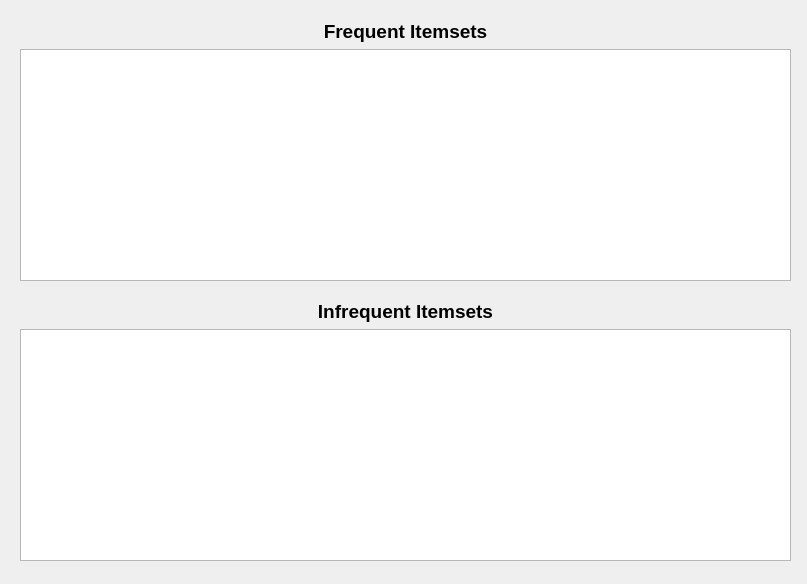
This is Task5/UI/FlawDetectorUI/itemsetdialog.ui in zhuohaoyu/TuringAdvancedProgramming19B as Qt 5 draws it before an edit. The edited form follows.
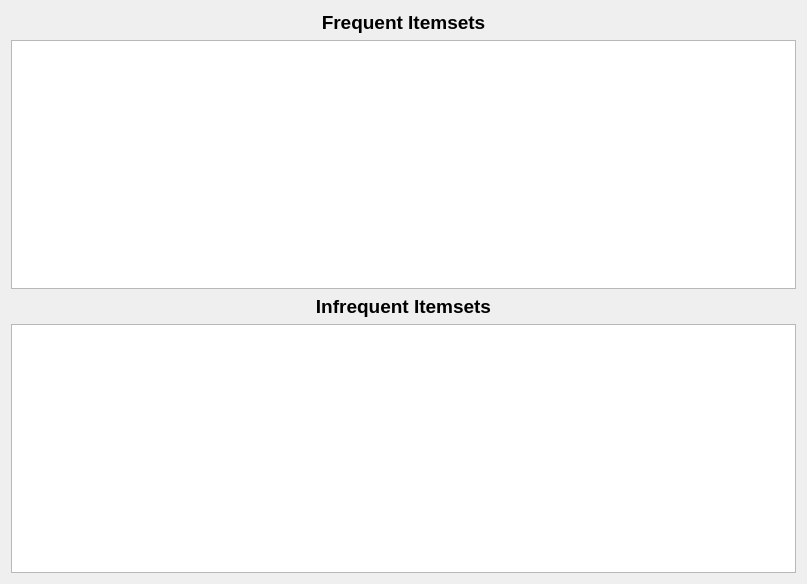
This is the edited form.

```diff
--- a/Task5/UI/FlawDetectorUI/itemsetdialog.ui
+++ b/Task5/UI/FlawDetectorUI/itemsetdialog.ui
@@ -13,15 +13,8 @@
   <property name="windowTitle">
    <string>Dialog</string>
   </property>
-  <widget class="QWidget" name="verticalLayoutWidget">
-   <property name="geometry">
-    <rect>
-     <x>20</x>
-     <y>20</y>
-     <width>771</width>
-     <height>261</height>
-    </rect>
-   </property>
+  <layout class="QGridLayout" name="gridLayout">
+   <item row="0" column="0">
    <layout class="QVBoxLayout" name="verticalLayout">
     <item>
      <widget class="QLabel" name="label">
@@ -44,16 +37,8 @@
      <widget class="QTreeView" name="treeView"/>
     </item>
    </layout>
-  </widget>
-  <widget class="QWidget" name="verticalLayoutWidget_2">
-   <property name="geometry">
-    <rect>
-     <x>20</x>
-     <y>300</y>
-     <width>771</width>
-     <height>261</height>
-    </rect>
-   </property>
+   </item>
+   <item row="1" column="0">
    <layout class="QVBoxLayout" name="verticalLayout_2">
     <item>
      <widget class="QLabel" name="label_2">
@@ -76,7 +61,8 @@
      <widget class="QTreeView" name="treeView_2"/>
     </item>
    </layout>
-  </widget>
+   </item>
+  </layout>
  </widget>
  <resources/>
  <connections/>
```
Lines whose indentation alone changed are shown as unchanged.
